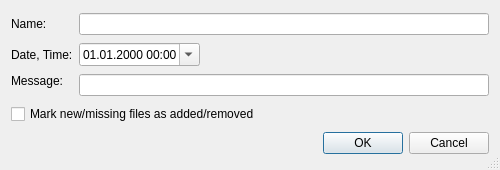
Above: Plugins/VcsPlugins/vcsMercurial/ShelveExtension/HgShelveDataDialog.ui from testmana2/test before the change. Below: the same form after it.
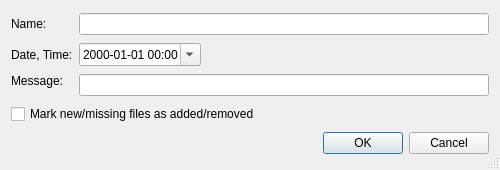
That is the form after the change.

The edit to the form file:
```diff
--- a/Plugins/VcsPlugins/vcsMercurial/ShelveExtension/HgShelveDataDialog.ui
+++ b/Plugins/VcsPlugins/vcsMercurial/ShelveExtension/HgShelveDataDialog.ui
@@ -46,7 +46,7 @@
         <string>Enter the commit date and time for the shelve</string>
        </property>
        <property name="displayFormat">
-        <string>dd.MM.yyyy HH:mm</string>
+        <string>yyyy-MM-dd HH:mm</string>
        </property>
        <property name="calendarPopup">
         <bool>true</bool>
```
